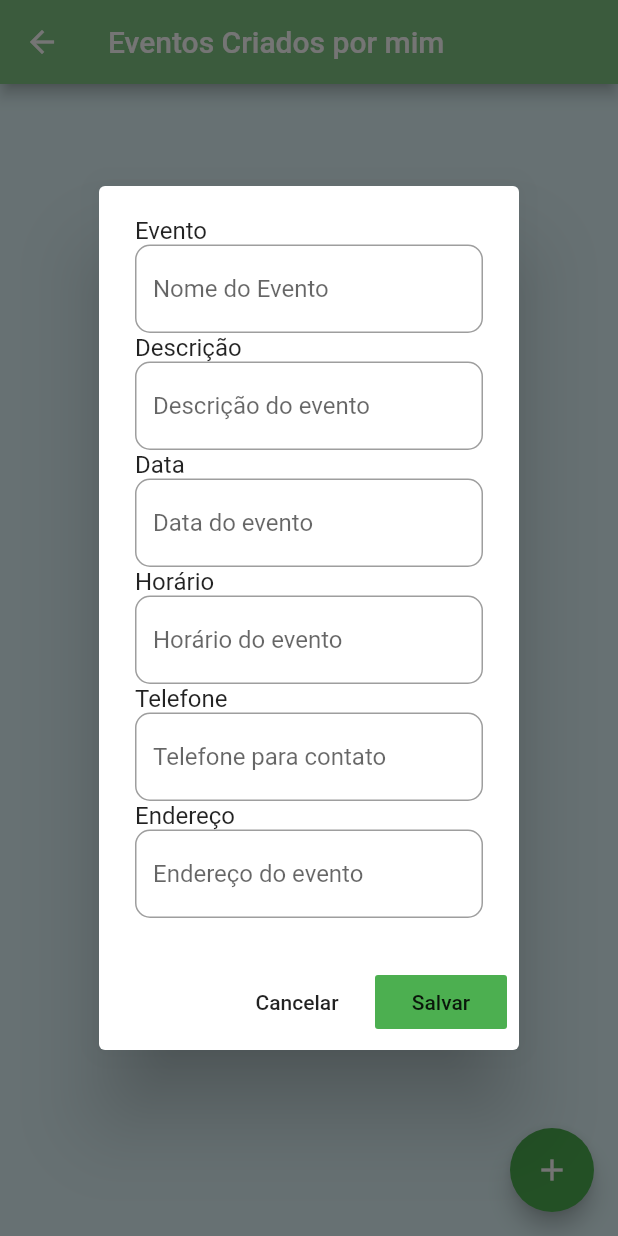
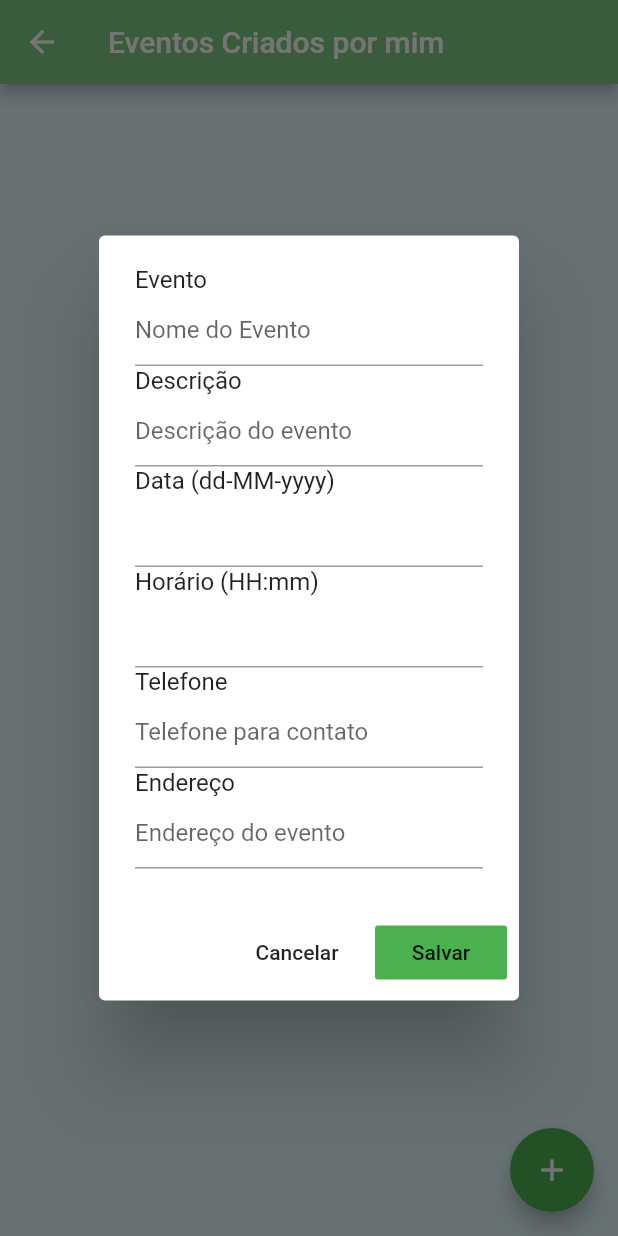
Before and after one commit to matheuscosantos/novo-literall, a Flutter app: the FormularioEvento screen opened directly, after a tap on the "add" icon, on a phone screen of 412 x 824 dp. Run offline on Flutter 3.47's test engine with Material 2 defaults, Android fonts, the phone set to English and light mode, and no system bars; drawn by our look-alikes of datetime_picker_formfield; our stand-ins replace cloud_firestore, firebase_auth, geolocator, google_sign_in, shared_preferences; missing offline and left inert: geocoder; accounts and stored records are empty; project files that could hold a hidden picture were left out.

Commit message:
adiciona datapicker e timepicker

```diff
--- a/lib/form/cadastra_evento.dart
+++ b/lib/form/cadastra_evento.dart
@@ -1,5 +1,7 @@
 import 'package:cloud_firestore/cloud_firestore.dart';
 import 'package:firebase_auth/firebase_auth.dart';
+import 'package:intl/intl.dart';
+import 'package:datetime_picker_formfield/datetime_picker_formfield.dart';
 import 'package:flutter/cupertino.dart';
 import 'package:flutter/material.dart';
 import 'package:geocoder/geocoder.dart';
@@ -122,15 +124,20 @@ class _FormularioEventoState extends State<FormularioEvento> {
     );
   }
 
+
+
   Future modalCreate(BuildContext context) {
     var form = GlobalKey<FormState>();
 
     var nome = TextEditingController();
     var descricao = TextEditingController();
-    var data = TextEditingController();
-    var horario = TextEditingController();
+    //var data = TextEditingController();
+    //var horario = TextEditingController();
     var telefone = TextEditingController();
     var endereco = TextEditingController();
+
+    var data = DateFormat("dd-MM-yyyy");
+    var horario = DateFormat("HH:mm");
 
 
     return showDialog(
@@ -147,9 +154,9 @@ class _FormularioEventoState extends State<FormularioEvento> {
                     TextFormField(
                       decoration: InputDecoration(
                         hintText: 'Nome do Evento',
-                        border: OutlineInputBorder(
-                          borderRadius: BorderRadius.circular(10),
-                        )
+                        //border: OutlineInputBorder(
+                          //borderRadius: BorderRadius.circular(10),
+                        //)
                       ),
                       controller: nome,
                       validator: (value){
@@ -164,9 +171,9 @@ class _FormularioEventoState extends State<FormularioEvento> {
                     TextFormField(
                       decoration: InputDecoration(
                           hintText: 'Descrição do evento',
-                          border: OutlineInputBorder(
-                            borderRadius: BorderRadius.circular(10),
-                          )
+                          //border: OutlineInputBorder(
+                            //borderRadius: BorderRadius.circular(10),
+                          //)
                       ),
                       controller: descricao,
                       validator: (value){
@@ -177,37 +184,27 @@ class _FormularioEventoState extends State<FormularioEvento> {
                       },
                     ),
 
-                    Text('Data'),
-                    TextFormField(
-                      decoration: InputDecoration(
-                          hintText: 'Data do evento',
-                          border: OutlineInputBorder(
-                            borderRadius: BorderRadius.circular(10),
-                          )
-                      ),
-                      controller: data,
-                      validator: (value){
-                        if(value.isEmpty){
-                          return 'Este campo não pode ser vazio';
-                        }
-                        return null;
+                    Text('Data (${data.pattern})'),
+                    DateTimeField(
+                      format: data,
+                      onShowPicker: (context, currentValue) {
+                      return showDatePicker(
+                          context: context,
+                          firstDate: DateTime(2020),
+                          initialDate: currentValue ?? DateTime.now(),
+                          lastDate: DateTime(2100));
                       },
                     ),
 
-                    Text('Horário'),
-                    TextFormField(
-                      decoration: InputDecoration(
-                          hintText: 'Horário do evento',
-                          border: OutlineInputBorder(
-                            borderRadius: BorderRadius.circular(10),
-                          )
-                      ),
-                      controller: horario,
-                      validator: (value){
-                        if(value.isEmpty){
-                          return 'Este campo não pode ser vazio';
-                        }
-                        return null;
+                    Text('Horário (${horario.pattern})'),
+                    DateTimeField(
+                      format: horario,
+                      onShowPicker: (context, currentValue) async {
+                        final time = await showTimePicker(
+                          context: context,
+                          initialTime: TimeOfDay.fromDateTime(currentValue ?? DateTime.now()),
+                        );
+                        return DateTimeField.convert(time);
                       },
                     ),
 
@@ -215,9 +212,9 @@ class _FormularioEventoState extends State<FormularioEvento> {
                     TextFormField(
                       decoration: InputDecoration(
                           hintText: 'Telefone para contato',
-                          border: OutlineInputBorder(
-                            borderRadius: BorderRadius.circular(10),
-                          )
+                          //border: OutlineInputBorder(
+                            //borderRadius: BorderRadius.circular(10),
+                          //)
                       ),
                       controller: telefone,
                       validator: (value){
@@ -232,9 +229,9 @@ class _FormularioEventoState extends State<FormularioEvento> {
                     TextFormField(
                       decoration: InputDecoration(
                           hintText: 'Endereço do evento',
-                          border: OutlineInputBorder(
-                            borderRadius: BorderRadius.circular(10),
-                          )
+                          //border: OutlineInputBorder(
+                            //borderRadius: BorderRadius.circular(10),
+                         //)
                       ),
                       controller: endereco,
                       validator: (value){
@@ -265,8 +262,9 @@ class _FormularioEventoState extends State<FormularioEvento> {
                         'contato': _nomeUsuario,
                         'cidade': _cidade,
                         'estado': _estado,
+                        'horario': horario,
                         'disponivel': true,
-                        'data': Timestamp.now(),
+                        'data': data,
                         'excluido': false,
                       });
 
--- a/pubspec.yaml
+++ b/pubspec.yaml
@@ -13,6 +13,12 @@ dependencies:
   geocoder: ^0.2.1
   geolocator: ^5.3.2+2
   location: ^3.0.0
+
+  intl: ^0.16.1
+  datetime_picker_formfield: ^1.0.0
+
+  flutter_localizations:
+    sdk: flutter
 
   flutter:
     sdk: flutter
```
